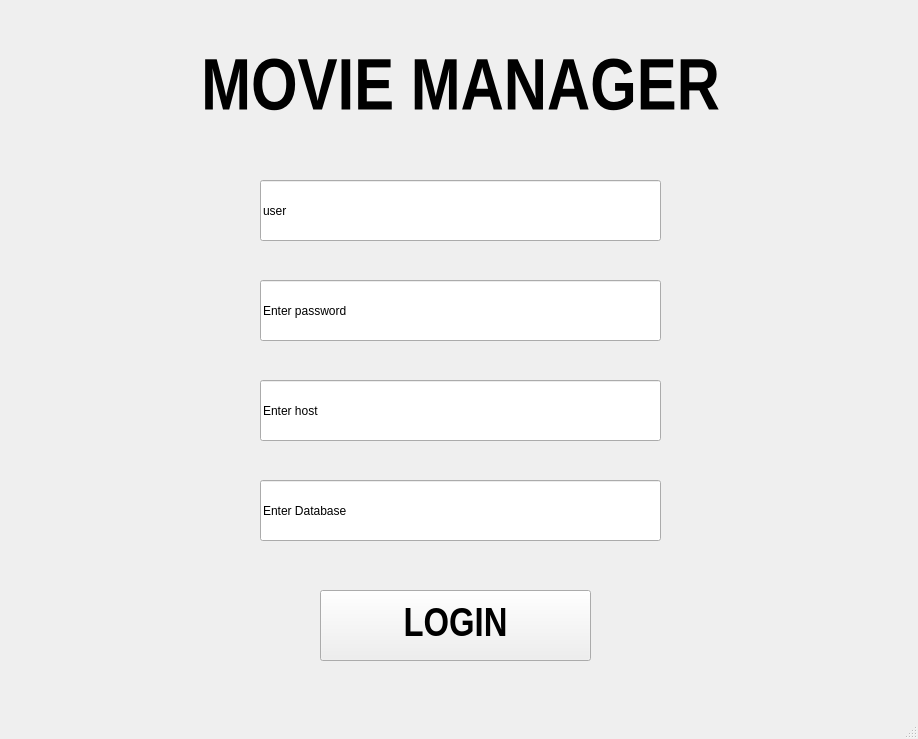
This is login.ui in acevincent05/CP102-Final-Output as Qt 5 draws it before an edit. The edited form follows.
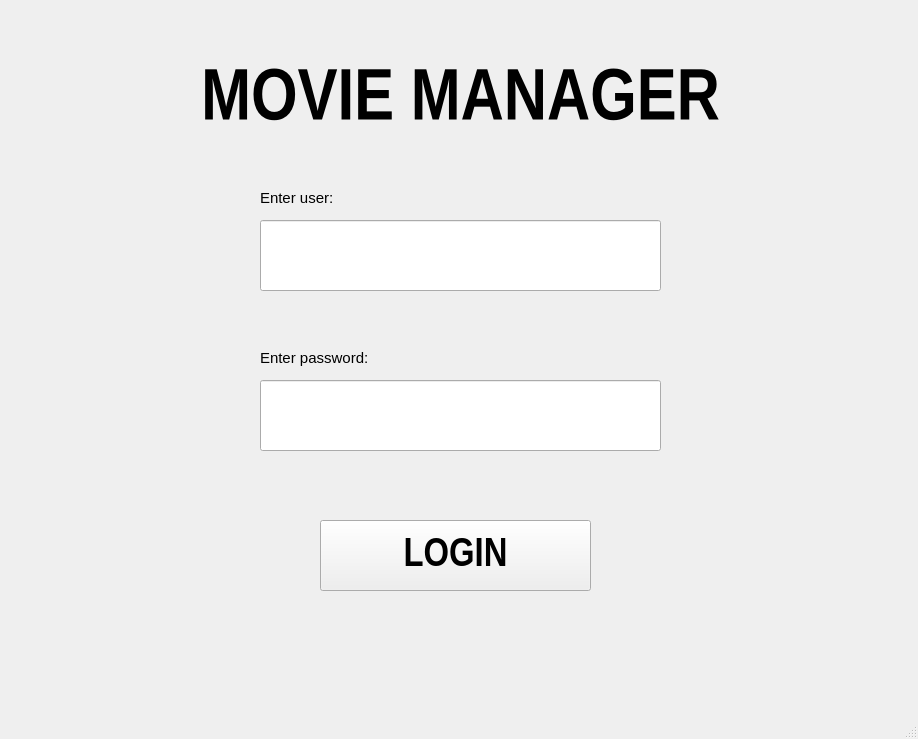
This is the edited form.

```diff
--- a/login.ui
+++ b/login.ui
@@ -33,7 +33,7 @@
     <property name="geometry">
      <rect>
       <x>30</x>
-      <y>20</y>
+      <y>30</y>
       <width>861</width>
       <height>141</height>
      </rect>
@@ -63,20 +63,25 @@
     <property name="geometry">
      <rect>
       <x>260</x>
-      <y>180</y>
+      <y>220</y>
       <width>401</width>
-      <height>61</height>
+      <height>71</height>
      </rect>
     </property>
+    <property name="font">
+     <font>
+      <pointsize>14</pointsize>
+     </font>
+    </property>
     <property name="text">
-     <string>user</string>
+     <string/>
     </property>
    </widget>
    <widget class="QPushButton" name="pushButton">
     <property name="geometry">
      <rect>
       <x>320</x>
-      <y>590</y>
+      <y>520</y>
       <width>271</width>
       <height>71</height>
      </rect>
@@ -97,39 +102,54 @@
     <property name="geometry">
      <rect>
       <x>260</x>
-      <y>280</y>
-      <width>401</width>
-      <height>61</height>
-     </rect>
-    </property>
-    <property name="text">
-     <string>Enter password</string>
-    </property>
-   </widget>
-   <widget class="QLineEdit" name="lineEdit_3">
-    <property name="geometry">
-     <rect>
-      <x>260</x>
       <y>380</y>
       <width>401</width>
-      <height>61</height>
+      <height>71</height>
      </rect>
     </property>
+    <property name="font">
+     <font>
+      <pointsize>14</pointsize>
+     </font>
+    </property>
     <property name="text">
-     <string>Enter host</string>
+     <string/>
     </property>
    </widget>
-   <widget class="QLineEdit" name="lineEdit_4">
+   <widget class="QLabel" name="label_2">
     <property name="geometry">
      <rect>
       <x>260</x>
-      <y>480</y>
-      <width>401</width>
-      <height>61</height>
+      <y>190</y>
+      <width>101</width>
+      <height>16</height>
      </rect>
     </property>
+    <property name="font">
+     <font>
+      <pointsize>11</pointsize>
+     </font>
+    </property>
     <property name="text">
-     <string>Enter Database</string>
+     <string>Enter user:</string>
+    </property>
+   </widget>
+   <widget class="QLabel" name="label_3">
+    <property name="geometry">
+     <rect>
+      <x>260</x>
+      <y>350</y>
+      <width>131</width>
+      <height>16</height>
+     </rect>
+    </property>
+    <property name="font">
+     <font>
+      <pointsize>11</pointsize>
+     </font>
+    </property>
+    <property name="text">
+     <string>Enter password:</string>
     </property>
    </widget>
   </widget>
```
